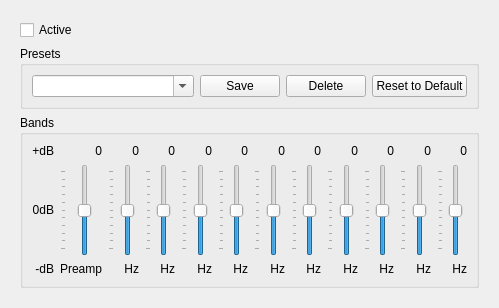
Qt form src/dialogs/EqualizerDialog.ui (KDE/amarok) before a commit.
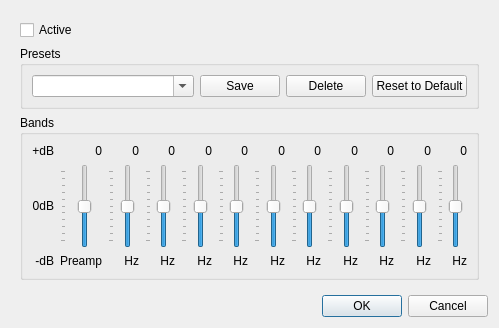
The same form after that commit.

Commit message:
EqualizerDialog is now a QDialog
The equalizer was not shown: the dialog was really strange.
I tried a to play around but did not achieve anything.
At the end I tried this and it worked. It seems also that a plain
QDialog is enough, so why should we use something more complex?

The edit to the form file:
```diff
--- a/src/dialogs/EqualizerDialog.ui
+++ b/src/dialogs/EqualizerDialog.ui
@@ -7,7 +7,7 @@
     <x>0</x>
     <y>0</y>
     <width>499</width>
-    <height>308</height>
+    <height>314</height>
    </rect>
   </property>
   <layout class="QGridLayout" name="gridLayout_5">
@@ -685,6 +685,13 @@
      </layout>
     </widget>
    </item>
+   <item row="1" column="0">
+    <widget class="QDialogButtonBox" name="buttonBox">
+     <property name="standardButtons">
+      <set>QDialogButtonBox::Cancel|QDialogButtonBox::Ok</set>
+     </property>
+    </widget>
+   </item>
   </layout>
  </widget>
  <resources/>
```
The commit also changes 2 other files.
